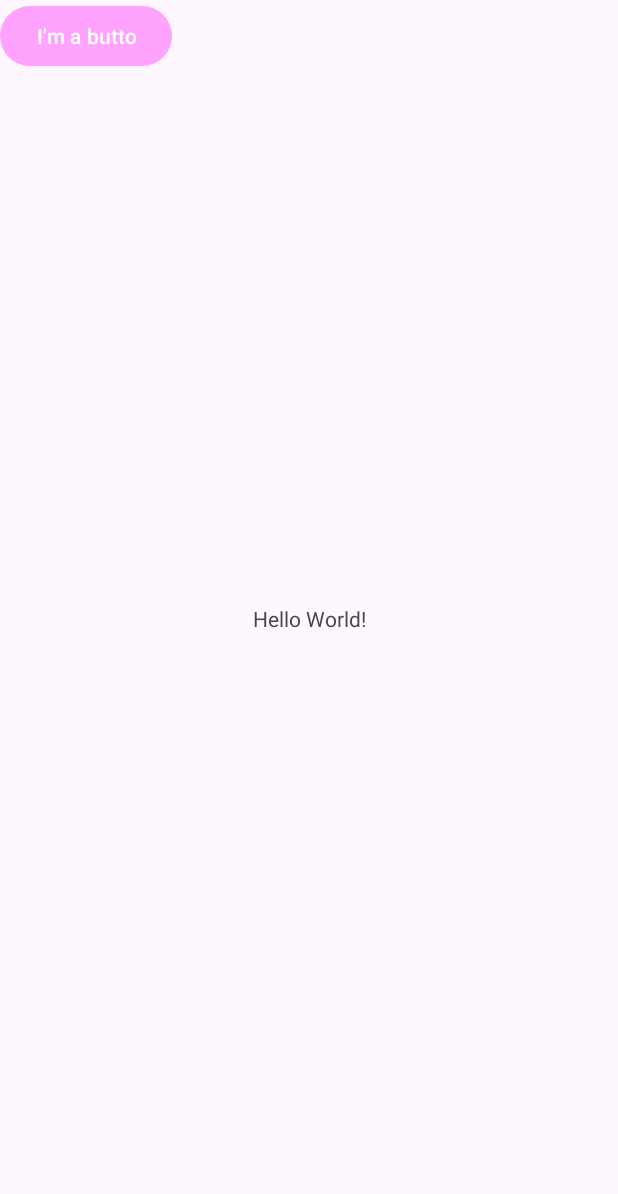
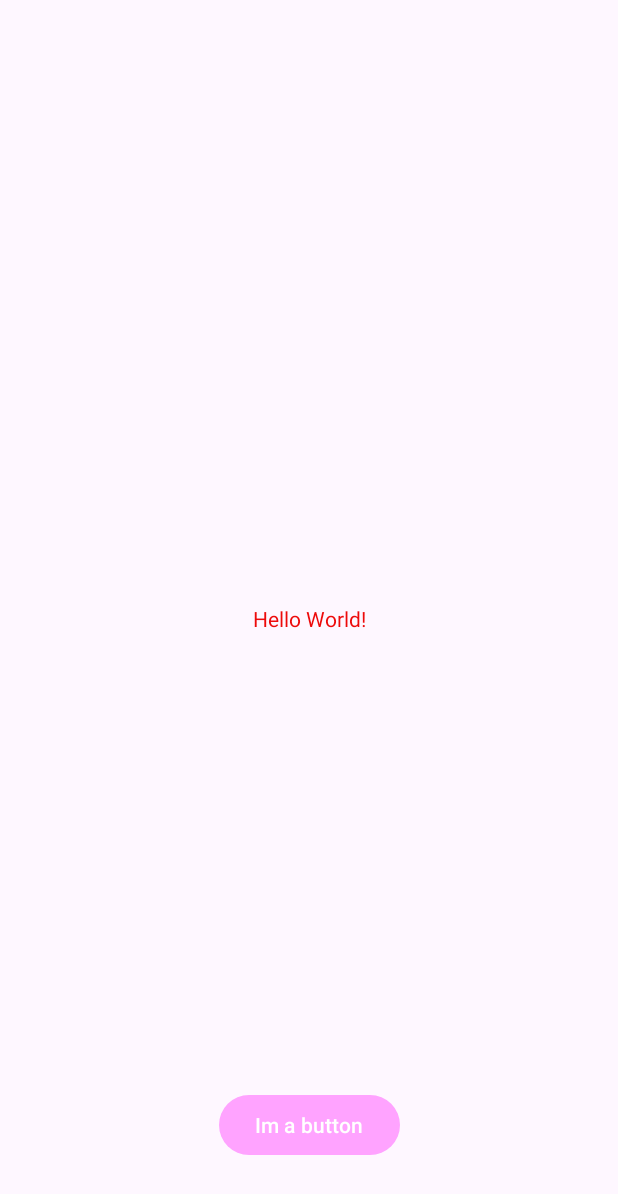
Before and after one commit to hanskkangg/android_studio, an Android app: the screen it shows after launch (MainActivity), on a phone screen of 412 x 824 dp. Shown: the top 1194 px of the screen. Run offline under Robolectric (Android 15) with nearby library versions, the phone set to English and light mode, and no system bars.

Commit message:
Third commit: added a button and french language support(Edited some syntax)

```diff
--- a/app/src/main/res/layout/activity_main.xml
+++ b/app/src/main/res/layout/activity_main.xml
@@ -14,10 +14,16 @@
         app:layout_constraintEnd_toEndOf="parent"
         app:layout_constraintStart_toStartOf="parent"
         app:layout_constraintTop_toTopOf="parent" />
+
     <Button
+        android:layout_width="wrap_content"
         android:layout_height="wrap_content"
-        android:layout_width="wrap_content"
-        android:text="@string/button_message"/>
+        android:layout_marginBottom="50dp"
+        android:text="@string/button_message"
+        app:layout_constraintBottom_toBottomOf="parent"
+        app:layout_constraintEnd_toEndOf="parent"
+        app:layout_constraintHorizontal_bias="0.5"
+        app:layout_constraintStart_toStartOf="parent" />
 
 
 </androidx.constraintlayout.widget.ConstraintLayout>
--- a/app/src/main/res/values/strings.xml
+++ b/app/src/main/res/values/strings.xml
@@ -1,5 +1,5 @@
 <resources>
     <string name="app_name">Hans</string>
     <string name="hello_message">Hello World!</string>
-    <string name="button_message">I\'m a butto</string>
+    <string name="button_message">Im a button</string>
 </resources>
--- a/app/src/main/res/values/themes.xml
+++ b/app/src/main/res/values/themes.xml
@@ -5,7 +5,7 @@
 
 
         <!-- <item name="colorPrimary">@color/my_light_primary</item> -->
-
+        <item name="android:textColor">@color/my_text</item>
 
         <!-- Primary Brand Color-->
         <item name="colorPrimary">@color/my_primary</item>
```
Also changed, not shown: 1 other file.
